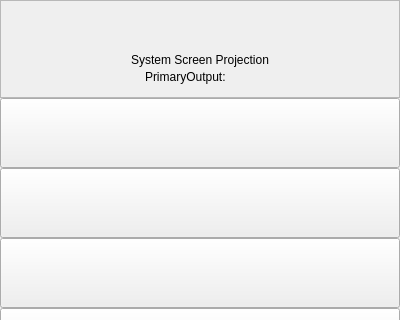
Old version of the form kds/widget.ui in the repository ukui/kylin-display-switch; both pictures show x 0 to 400 and y 0 to 320 of the 400 by 460 pixel window.
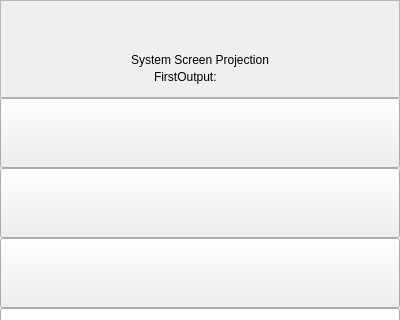
New version of the form. Custom widgets are drawn as their Qt base class.

```diff
--- a/kds/widget.ui
+++ b/kds/widget.ui
@@ -123,7 +123,7 @@
              </sizepolicy>
             </property>
             <property name="text">
-             <string>PrimaryOutput:</string>
+             <string>FirstOutput:</string>
             </property>
            </widget>
           </item>
```
